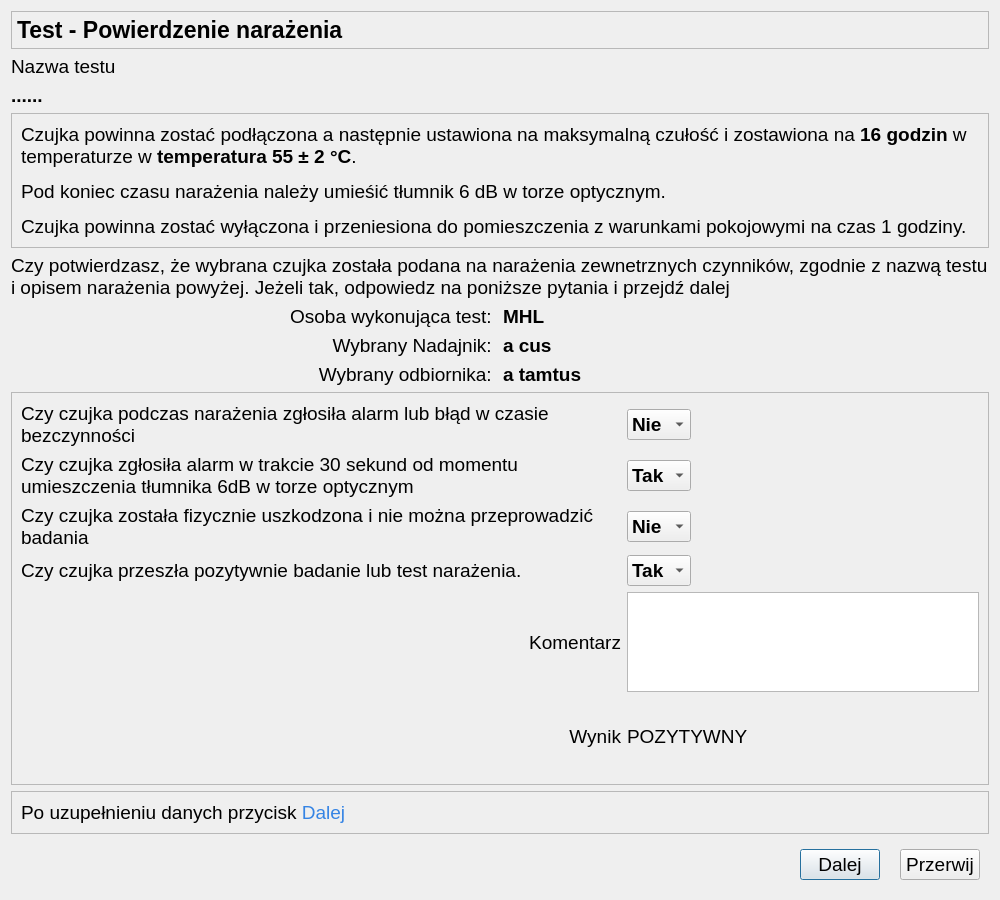
Qt form CzujkiLinioweApp/oknopotwierdzenienarazenia.ui (wiacekmarcin/CzujkiLiniowe) before a commit.
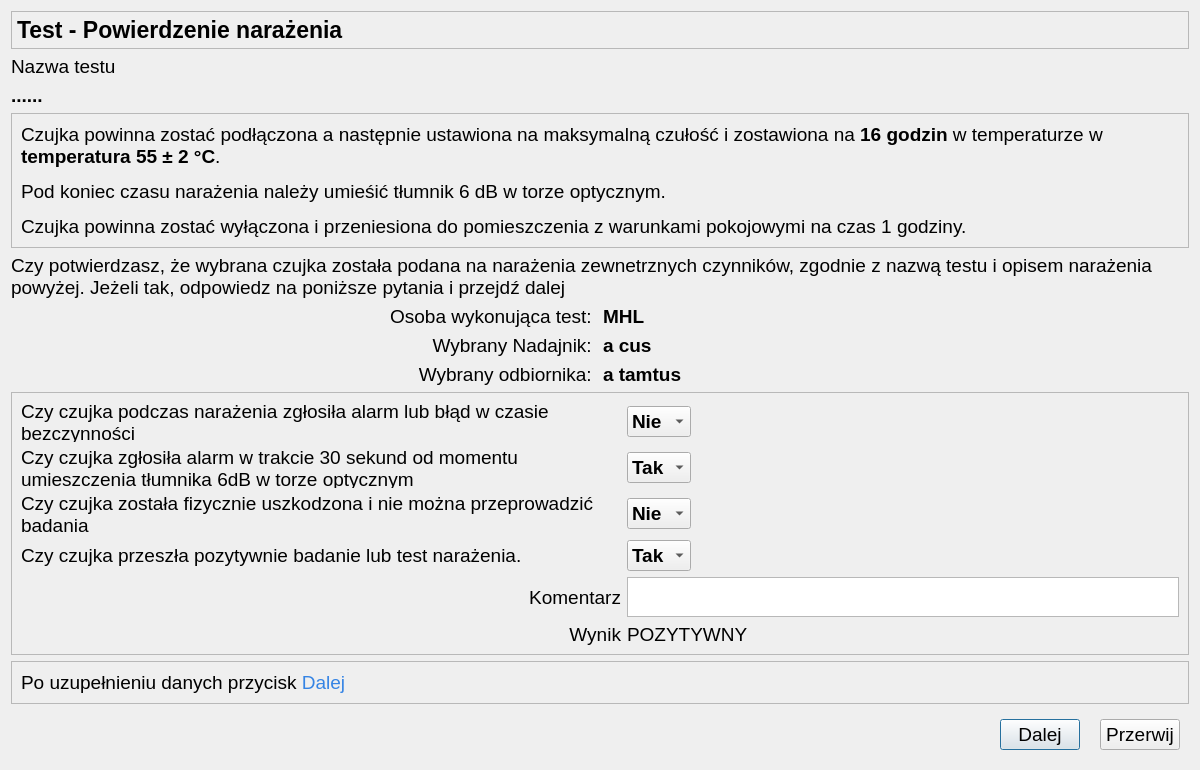
The same form after that commit. Icons and pictures are not drawn.

What changed in the file:
```diff
--- a/CzujkiLinioweApp/oknopotwierdzenienarazenia.ui
+++ b/CzujkiLinioweApp/oknopotwierdzenienarazenia.ui
@@ -6,14 +6,14 @@
    <rect>
     <x>0</x>
     <y>0</y>
-    <width>1000</width>
-    <height>900</height>
+    <width>1200</width>
+    <height>770</height>
    </rect>
   </property>
   <property name="minimumSize">
    <size>
-    <width>950</width>
-    <height>900</height>
+    <width>1200</width>
+    <height>770</height>
    </size>
   </property>
   <property name="maximumSize">
@@ -478,6 +478,12 @@
       </item>
       <item row="3" column="0">
        <widget class="QLabel" name="etCzujkaOk">
+        <property name="font">
+         <font>
+          <family>Arial</family>
+          <pointsize>14</pointsize>
+         </font>
+        </property>
         <property name="text">
          <string>Czy czujka przeszła pozytywnie badanie lub test narażenia.</string>
         </property>
```
